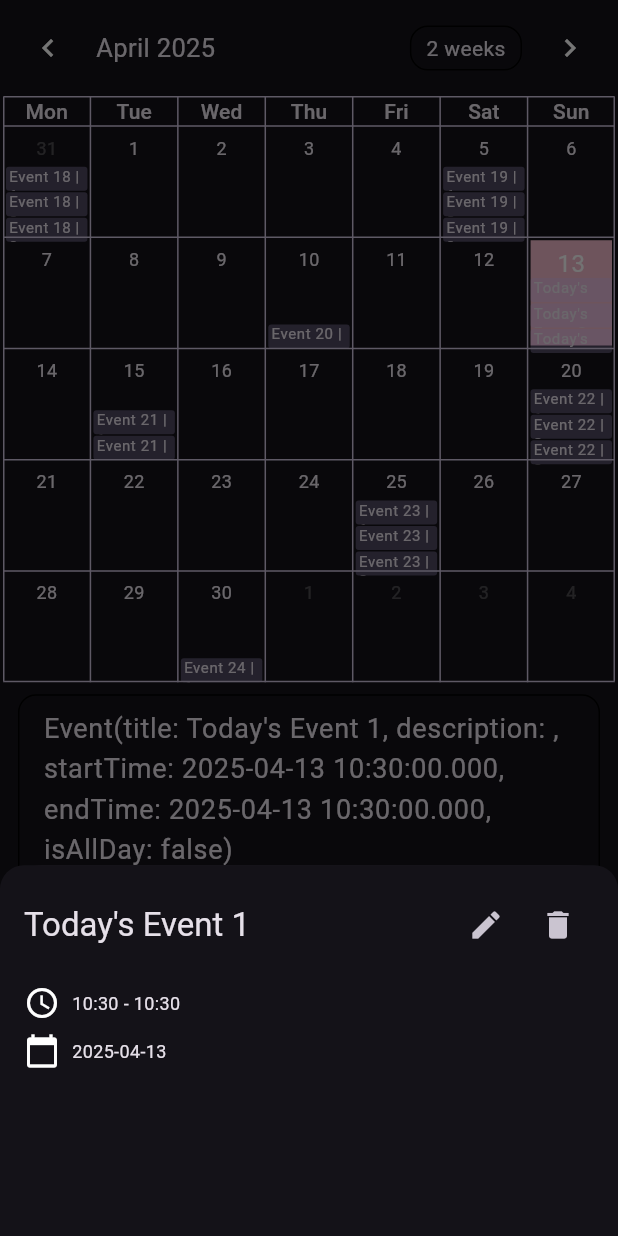
After one commit to ninzqq/nexecute, a Flutter app: the Calendar screen opened directly, after a tap on an icon or button, on a phone screen of 412 x 824 dp. The commit adds this screen. Run offline on Flutter 3.47's test engine with Material 3 defaults, Android fonts, the phone set to English and light mode, and no system bars; drawn by our look-alikes of table_calendar; our stand-ins replace cloud_firestore, firebase_auth, firebase_core, font_awesome_flutter, google_sign_in, logger and 1 more; missing offline and left inert: cloud_firestore_web, firebase_auth_web, firebase_core_web, google_sign_in_web; accounts and stored records are empty; generated files the repository leaves out were written again.

Commit message:
Add calendar

```diff
--- /dev/null
+++ b/nexecute/lib/calendar/bottomsheets/event_details.dart
@@ -0,0 +1,93 @@
+import 'package:flutter/material.dart';
+import 'package:nexecute/home/bottomsheets/item_editor.dart';
+import 'package:nexecute/models/event.dart';
+
+class EventDetailsBottomSheet extends StatelessWidget {
+  final Event event;
+
+  const EventDetailsBottomSheet({
+    super.key,
+    required this.event,
+  });
+
+  @override
+  Widget build(BuildContext context) {
+    return Container(
+      padding: const EdgeInsets.all(16.0),
+      decoration: BoxDecoration(
+        color: Theme.of(context).colorScheme.surface,
+        borderRadius: const BorderRadius.only(
+          topLeft: Radius.circular(16.0),
+          topRight: Radius.circular(16.0),
+        ),
+      ),
+      child: Column(
+        mainAxisSize: MainAxisSize.min,
+        crossAxisAlignment: CrossAxisAlignment.start,
+        children: [
+          Row(
+            children: [
+              Expanded(
+                child: Text(
+                  event.title,
+                  style: Theme.of(context).textTheme.titleLarge,
+                ),
+              ),
+              IconButton(
+                icon: const Icon(Icons.edit),
+                onPressed: () {
+                  showItemEditor(context, event: event);
+                },
+              ),
+              IconButton(
+                icon: const Icon(Icons.delete),
+                onPressed: () {
+                  // TODO: Implement delete functionality
+                },
+              ),
+            ],
+          ),
+          const SizedBox(height: 16.0),
+          if (event.description.isNotEmpty) ...[
+            Text(
+              event.description,
+              style: Theme.of(context).textTheme.bodyLarge,
+            ),
+            const SizedBox(height: 16.0),
+          ],
+          Row(
+            children: [
+              const Icon(Icons.access_time),
+              const SizedBox(width: 8.0),
+              Text(
+                event.isAllDay
+                    ? 'All day'
+                    : '${_formatTime(event.startTime)} - ${_formatTime(event.endTime)}',
+                style: Theme.of(context).textTheme.bodyMedium,
+              ),
+            ],
+          ),
+          const SizedBox(height: 8.0),
+          Row(
+            children: [
+              const Icon(Icons.calendar_today),
+              const SizedBox(width: 8.0),
+              Text(
+                _formatDate(event.startTime),
+                style: Theme.of(context).textTheme.bodyMedium,
+              ),
+            ],
+          ),
+        ],
+      ),
+    );
+  }
+
+  String _formatTime(DateTime dateTime) {
+    return '${dateTime.hour.toString().padLeft(2, '0')}:${dateTime.minute.toString().padLeft(2, '0')}';
+  }
+
+  String _formatDate(DateTime dateTime) {
+    return '${dateTime.year}-${dateTime.month.toString().padLeft(2, '0')}-${dateTime.day.toString().padLeft(2, '0')}';
+  }
+}
--- /dev/null
+++ b/nexecute/lib/calendar/calendar.dart
@@ -0,0 +1,253 @@
+// Copyright 2019 Aleksander Woźniak
+// SPDX-License-Identifier: Apache-2.0
+
+import 'package:flutter/material.dart';
+import 'package:table_calendar/table_calendar.dart';
+import 'package:nexecute/models/event.dart';
+import 'package:nexecute/home/bottomsheets/item_editor.dart';
+import 'package:nexecute/calendar/bottomsheets/event_details.dart';
+import 'package:nexecute/calendar/widgets/single_event_marker_widget.dart';
+import 'package:nexecute/calendar/utils.dart';
+
+class Calendar extends StatefulWidget {
+  const Calendar({super.key});
+
+  static const routeName = '/calendar';
+
+  @override
+  State<Calendar> createState() => _CalendarState();
+}
+
+class _CalendarState extends State<Calendar> {
+  late final ValueNotifier<List<Event>> _selectedEvents;
+  CalendarFormat _calendarFormat = CalendarFormat.month;
+  RangeSelectionMode _rangeSelectionMode =
+      RangeSelectionMode
+          .toggledOff; // Can be toggled on/off by longpressing a date
+  DateTime _focusedDay = DateTime.now();
+  DateTime? _selectedDay;
+  DateTime? _rangeStart;
+  DateTime? _rangeEnd;
+
+  @override
+  void initState() {
+    super.initState();
+
+    _selectedDay = _focusedDay;
+    _selectedEvents = ValueNotifier(_getEventsForDay(_selectedDay!));
+  }
+
+  @override
+  void dispose() {
+    _selectedEvents.dispose();
+    super.dispose();
+  }
+
+  List<Event> _getEventsForDay(DateTime day) {
+    // Implementation example
+    return kEvents[day] ?? [];
+  }
+
+  List<Event> _getEventsForRange(DateTime start, DateTime end) {
+    // Implementation example
+    final days = daysInRange(start, end);
+
+    return [for (final d in days) ..._getEventsForDay(d)];
+  }
+
+  void _onDaySelected(DateTime selectedDay, DateTime focusedDay) {
+    if (!isSameDay(_selectedDay, selectedDay)) {
+      setState(() {
+        _selectedDay = selectedDay;
+        _focusedDay = focusedDay;
+        _rangeStart = null; // Important to clean those
+        _rangeEnd = null;
+        _rangeSelectionMode = RangeSelectionMode.toggledOff;
+      });
+
+      _selectedEvents.value = _getEventsForDay(selectedDay);
+    }
+  }
+
+  void _onRangeSelected(DateTime? start, DateTime? end, DateTime focusedDay) {
+    setState(() {
+      _selectedDay = null;
+      _focusedDay = focusedDay;
+      _rangeStart = start;
+      _rangeEnd = end;
+      _rangeSelectionMode = RangeSelectionMode.toggledOn;
+    });
+
+    // `start` or `end` could be null
+    if (start != null && end != null) {
+      _selectedEvents.value = _getEventsForRange(start, end);
+    } else if (start != null) {
+      _selectedEvents.value = _getEventsForDay(start);
+    } else if (end != null) {
+      _selectedEvents.value = _getEventsForDay(end);
+    }
+  }
+
+  void _onDayLongPressed(DateTime day, DateTime focusedDay) {
+    print(day);
+  }
+
+  double _setRowHeight() {
+    return MediaQuery.of(context).size.height * 0.09;
+  }
+
+  Widget _buildEventMarker(
+    BuildContext context,
+    DateTime day,
+    List<Event> events,
+  ) {
+    int maxEvents = 3;
+    return Column(
+      children: [
+        SizedBox(height: MediaQuery.of(context).size.height * 0.033),
+        Expanded(
+          child: Column(
+            mainAxisAlignment: MainAxisAlignment.end,
+            spacing: 1,
+            children: [
+              for (final event in events.take(maxEvents))
+                SingleEventMarkerWidget(event: event),
+            ],
+          ),
+        ),
+      ],
+    );
+  }
+
+  @override
+  Widget build(BuildContext context) {
+    final theme = Theme.of(context);
+
+    return SafeArea(
+      child: Scaffold(
+        body: Column(
+          children: [
+            TableCalendar<Event>(
+              firstDay: kFirstDay,
+              lastDay: kLastDay,
+              focusedDay: _focusedDay,
+              selectedDayPredicate: (day) => isSameDay(_selectedDay, day),
+              rangeStartDay: _rangeStart,
+              rangeEndDay: _rangeEnd,
+              calendarFormat: _calendarFormat,
+              rangeSelectionMode: _rangeSelectionMode,
+              eventLoader: _getEventsForDay,
+              startingDayOfWeek: StartingDayOfWeek.monday,
+              rowHeight: _setRowHeight(),
+              daysOfWeekHeight: 20,
+              daysOfWeekStyle: DaysOfWeekStyle(
+                weekdayStyle: theme.textTheme.titleSmall!,
+                weekendStyle: theme.textTheme.titleSmall!,
+              ),
+              weekNumbersVisible: true,
+              calendarBuilders: CalendarBuilders(
+                markerBuilder:
+                    (context, day, events) =>
+                        _buildEventMarker(context, day, events),
+              ),
+              calendarStyle: CalendarStyle(
+                outsideDaysVisible: true,
+                outsideTextStyle: theme.textTheme.bodyMedium!.copyWith(
+                  color: Colors.white24,
+                ),
+                weekNumberTextStyle: theme.textTheme.bodyMedium!.copyWith(
+                  color: theme.colorScheme.primary,
+                ),
+                weekendTextStyle: theme.textTheme.bodyMedium!,
+                cellMargin: const EdgeInsets.all(2.0),
+                cellPadding: const EdgeInsets.only(top: 4.0),
+                cellAlignment: Alignment.topCenter,
+                tableBorder: TableBorder.all(
+                  color: theme.colorScheme.secondary,
+                ),
+                tablePadding: const EdgeInsets.only(left: 2.0, right: 2.0),
+                markerDecoration: BoxDecoration(
+                  color: theme.colorScheme.primary,
+                  shape: BoxShape.circle,
+                ),
+                markersAlignment: Alignment.bottomLeft,
+                selectedDecoration: BoxDecoration(
+                  color: theme.colorScheme.tertiary,
+                  shape: BoxShape.rectangle,
+                ),
+                todayDecoration: BoxDecoration(
+                  color: theme.colorScheme.secondary,
+                  shape: BoxShape.rectangle,
+                ),
+              ),
+              onDaySelected: _onDaySelected,
+              onRangeSelected: _onRangeSelected,
+              onDayLongPressed: _onDayLongPressed,
+              onFormatChanged: (format) {
+                if (_calendarFormat != format) {
+                  setState(() {
+                    _calendarFormat = format;
+                  });
+                }
+              },
+              onPageChanged: (focusedDay) {
+                _focusedDay = focusedDay;
+              },
+            ),
+            const SizedBox(height: 4.0),
+            Expanded(
+              child: ValueListenableBuilder<List<Event>>(
+                valueListenable: _selectedEvents,
+                builder: (context, value, _) {
+                  return ListView.builder(
+                    itemCount: value.length + 1,
+                    itemBuilder:
+                        (context, index) =>
+                            (index != value.length)
+                                ? Container(
+                                  margin: const EdgeInsets.symmetric(
+                                    horizontal: 12.0,
+                                    vertical: 4.0,
+                                  ),
+                                  decoration: BoxDecoration(
+                                    border: Border.all(),
+                                    borderRadius: BorderRadius.circular(12.0),
+                                  ),
+                                  child: ListTile(
+                                    onTap:
+                                        () => showModalBottomSheet(
+                                          constraints: BoxConstraints(
+                                            maxHeight:
+                                                MediaQuery.of(
+                                                  context,
+                                                ).size.height,
+                                            minHeight:
+                                                MediaQuery.of(
+                                                  context,
+                                                ).size.height *
+                                                0.3,
+                                          ),
+                                          context: context,
+                                          builder:
+                                              (context) =>
+                                                  EventDetailsBottomSheet(
+                                                    event: value[index],
+                                                  ),
+                                        ),
+                                    title: Text('${value[index]}'),
+                                  ),
+                                )
+                                : Container(
+                                    height: 100,
+                                    color: Colors.transparent,
+                                  ),
+                  );
+                },
+              ),
+            ),
+          ],
+        ),
+      ),
+    );
+  }
+}
--- /dev/null
+++ b/nexecute/lib/calendar/utils.dart
@@ -0,0 +1,65 @@
+import 'dart:collection';
+
+import 'package:nexecute/models/event.dart';
+import 'package:table_calendar/table_calendar.dart';
+
+/// Example events.
+///
+/// Using a [LinkedHashMap] is highly recommended if you decide to use a map.
+final kEvents = LinkedHashMap<DateTime, List<Event>>(
+  equals: isSameDay,
+  hashCode: getHashCode,
+)..addAll(_kEventSource);
+
+final _kEventSource = {
+  for (var item in List.generate(500, (index) => index))
+    DateTime.utc(kFirstDay.year, kFirstDay.month, item * 5): List.generate(
+      item % 4 + 1,
+      (index) => Event(
+          title: 'Event $item | ${index + 1}',
+          startTime: kToday,
+          endTime: kToday),
+    ),
+}..addAll({
+    kToday: [
+      Event(title: "Today's Event 1", startTime: kToday, endTime: kToday),
+      Event(
+          title: "Today's Event 2",
+          description: "Description 2",
+          startTime: kToday,
+          endTime: kToday),
+      Event(
+          title: "Today's Event 3",
+          description: "Description 3",
+          startTime: kToday,
+          endTime: kToday),
+      Event(
+          title: "Today's Event 4",
+          description: "Description 4",
+          startTime: kToday,
+          endTime: kToday),
+      Event(
+          title: "Today's Event 5",
+          description: "Description 5",
+          startTime: kToday,
+          endTime: kToday),
+      Event(title: "Today's Event 6", startTime: kToday, endTime: kToday),
+    ],
+  });
+
+int getHashCode(DateTime key) {
+  return key.day * 1000000 + key.month * 10000 + key.year;
+}
+
+/// Returns a list of [DateTime] objects from [first] to [last], inclusive.
+List<DateTime> daysInRange(DateTime first, DateTime last) {
+  final dayCount = last.difference(first).inDays + 1;
+  return List.generate(
+    dayCount,
+    (index) => DateTime.utc(first.year, first.month, first.day + index),
+  );
+}
+
+final kToday = DateTime.now();
+final kFirstDay = DateTime(2025, 1, 1);
+final kLastDay = DateTime(2050, 12, 31);
--- /dev/null
+++ b/nexecute/lib/calendar/widgets/item_time_picker.dart
@@ -0,0 +1,46 @@
+import 'package:flutter/material.dart';
+
+class ItemTimePicker extends StatelessWidget {
+  final DateTime time;
+  final IconData icon;
+  final Function(DateTime) onTimeChanged;
+
+  const ItemTimePicker({
+    super.key,
+    required this.time,
+    required this.icon,
+    required this.onTimeChanged,
+  });
+
+  String _formatTime(DateTime dateTime) {
+    return '${dateTime.hour.toString().padLeft(2, '0')}:${dateTime.minute.toString().padLeft(2, '0')}';
+  }
+
+  @override
+  Widget build(BuildContext context) {
+    return Row(
+      children: [
+        Icon(icon),
+        TextButton(
+          onPressed: () async {
+            final selectedTime = await showTimePicker(
+              context: context,
+              initialTime: TimeOfDay.fromDateTime(time),
+            );
+            if (selectedTime != null) {
+              final newDateTime = DateTime(
+                time.year,
+                time.month,
+                time.day,
+                selectedTime.hour,
+                selectedTime.minute,
+              );
+              onTimeChanged(newDateTime);
+            }
+          },
+          child: Text(_formatTime(time)),
+        ),
+      ],
+    );
+  }
+}
--- /dev/null
+++ b/nexecute/lib/calendar/widgets/single_event_marker_widget.dart
@@ -0,0 +1,27 @@
+import 'package:flutter/material.dart';
+import 'package:nexecute/models/event.dart';
+
+class SingleEventMarkerWidget extends StatelessWidget {
+  final Event event;
+  const SingleEventMarkerWidget({super.key, required this.event});
+
+  @override
+  Widget build(BuildContext context) {
+    final theme = Theme.of(context);
+    return SizedBox(
+      height: 16,
+      child: Container(
+        margin: const EdgeInsets.symmetric(horizontal: 2),
+        padding: const EdgeInsets.symmetric(horizontal: 2),
+        decoration: BoxDecoration(
+          color: theme.colorScheme.primary.withAlpha(80),
+          borderRadius: BorderRadius.circular(2),
+        ),
+        child: Text(
+          event.title,
+          style: theme.textTheme.bodySmall!.copyWith(fontSize: 10),
+        ),
+      ),
+    );
+  }
+}
--- a/nexecute/lib/home/screens/homescreen.dart
+++ b/nexecute/lib/home/screens/homescreen.dart
@@ -1,4 +1,5 @@
 import 'package:flutter/material.dart';
+import 'package:nexecute/calendar/calendar.dart';
 import 'package:nexecute/home/widgets/quicxecs.dart';
 import 'package:nexecute/shared/shared.dart';
 import 'package:provider/provider.dart';
@@ -30,12 +31,7 @@ class HomeScreen extends StatelessWidget {
                 homePageIndex.changeIndex(page);
               },
               children: [
-                Container(
-                  color: bgDarkerCyan,
-                  child: const Center(
-                    child: Text('First'),
-                  ),
-                ),
+                const Calendar(),
                 const Quicxecs(),
               ],
             ),
--- a/nexecute/pubspec.yaml
+++ b/nexecute/pubspec.yaml
@@ -47,6 +47,7 @@ dependencies:
   flutter_riverpod: ^2.6.1
   provider: ^6.1.4
   logger: ^2.5.0
+  table_calendar: ^3.1.3
 
 dev_dependencies:
   flutter_test:
```
